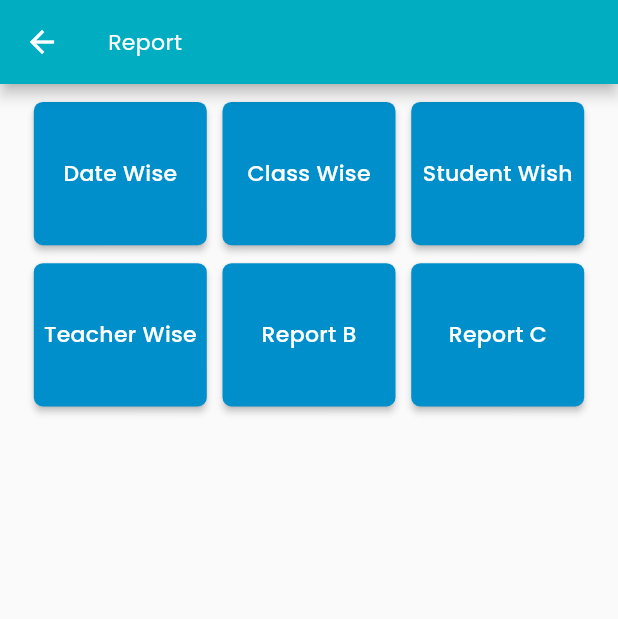
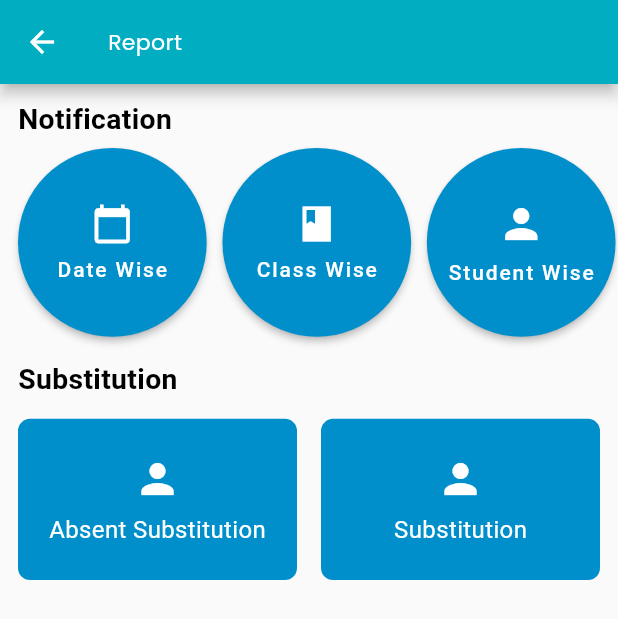
Before and after one commit to golamambia/dec_admin, a Flutter app: the Report screen opened directly, on a phone screen of 412 x 824 dp. Shown: the top 619 px of the screen. Run offline on Flutter 3.47's test engine with Material 3 defaults, Android fonts, the light colour scheme and no system bars; our stand-ins replace awesome_dialog, cached_network_image, cloud_firestore, custom_refresh_indicator, dio, dropdown_button2 and 25 more; missing offline and left inert: bottom_bar_matu, dart:ffi, restart_app; accounts and stored records are empty.

Commit message:
date wise report

```diff
--- a/lib/report/controller/report_controller.dart
+++ b/lib/report/controller/report_controller.dart
@@ -16,6 +16,7 @@ var attendanceClr = Get.find<AttendanceController>();
 
  var fromDate = TextEditingController();
   var toDate = TextEditingController();
+   var type = TextEditingController();
   var selectedClassId = "".obs;
 
    void setClassId(String? clsId) {
@@ -27,7 +28,7 @@ var attendanceClr = Get.find<AttendanceController>();
   }
 
 
- void onClickDownload(String? type) async {
+ void onClickDownload(String? typeval) async {
   if (type == 'class_report' && clsController.classIds.isEmpty) {
   Ams.ft("Please select class");
   return;
@@ -52,6 +53,7 @@ if (toDate.text.isEmpty) {
 final result = await ReportService().postDownloadReport(
   fromDate: fromDate.text,
   toDate: toDate.text,
+  type:typeval,
 );
 
 if (result) {
@@ -59,11 +61,11 @@ if (result) {
 } else {
 
 }
-  // print("📅 From Date: ${fromDate.text}");
-  // print("📅 To Date: ${toDate.text}");
-  //  print("📘 Class ID: ${selectedClassId.value}");
-  //  print("📘 clsController Class ID: ${clsController.classIds.value}");
-  //  print("📘 employeeController Class ID: ${employeeController.empIds.value}");
+  print("📅 From Date: ${fromDate.text}");
+  print("📅 To Date: ${toDate.text}");
+   //print("📘 Class ID: ${selectedClassId.value}");
+  // print("📘 clsController Class ID: ${clsController.classIds.value}");
+   //print("📘 employeeController Class ID: ${employeeController.empIds.value}");
 
 
 }
--- a/lib/report/service/report_service.dart
+++ b/lib/report/service/report_service.dart
@@ -8,15 +8,17 @@ import 'package:decora_admin/util/end_points.dart';
 import 'package:dio/dio.dart';
 import 'package:flutter_easyloading/flutter_easyloading.dart';
 import 'package:get/get.dart';
+import 'package:path_provider/path_provider.dart';
+import 'package:intl/intl.dart';
 
 import '../../util/Ams.dart';
 
 
 class ReportService extends GetxService {
 
-Future<bool> postDownloadReport({
+Future<bool> postDownloadReport3({
   required String fromDate,
-  required String toDate,
+  required String toDate, String? type,
 }) async {
   EasyLoading.show(status: "Downloading...");
 
@@ -53,37 +55,58 @@ Future<bool> postDownloadReport({
 }
 
 
- Future<bool> postDownloadReport2(
+ Future<bool> postDownloadReport(
       {required String fromDate,
-      required String toDate
+      required String toDate,
+     String? type,
 
 }) async {
     EasyLoading.show();
-
+String formattedFromDate =
+      DateFormat("yyyy-MM-dd").format(DateFormat("dd-MM-yyyy").parse(fromDate));
+  String formattedToDate =
+      DateFormat("yyyy-MM-dd").format(DateFormat("dd-MM-yyyy").parse(toDate));
     var data= {
       "school_code": CommonService.schoolCode,
       "SessionID": CommonService.currentSessionId,
       "BranchID": CommonService.branchId,
-      "EmpID": CommonService.employeeId,
 
-      "OnlineClassID": "0",
+"SP": "Notification",
+"type": type,
+
+"CreatedBy": "",
+"Class": "",
+"From_date": formattedFromDate,
+    "To_date": formattedToDate,
+"UserID": "",
+"ExamId": "",
+"Date": "",
+"SubjectID": "",
+"MobileNo": "",
+"ClassID": "",
+"InstallmentID": "",
+"CurDate": ""
 
     };
     try {
       final response = await Dio().post(
-        EndPoints.OnlineClassUpdate,
+        EndPoints.ReportDownloadInfo,
         options: Options(
           headers: {HttpHeaders.authorizationHeader: EndPoints.auth},
         ),
         data:data,
       );
 
-      Get.log("update OnlineCls : $response");
-      Get.log("update OnlineCls : ${data.toString()}");
+  print("Decoded Data: $response");
+
+      Get.log("ReportDownloadInfo : $response");
+      Get.log("ReportDownloadInfo : ${data.toString()}");
       EasyLoading.dismiss();
 
       if (response.data["status"]) {
-        Ams.ft("Saved Online Class successfully");
+        String fileUrl = "https://newappapi.decorainfotech.in${response.data["message"]}";
+  await downloadReport(fileUrl);
+        Ams.ft("Report downloaded successfully");
         return true;
       } else {
         Ams.ft("${response.data["message"]}");
@@ -98,6 +121,29 @@ Future<bool> postDownloadReport({
     return false;
   }
 
+Future<void> downloadReport(String fileUrl) async {
+  try {
+    var dio = Dio();
 
+    // Get app's document directory
+    Directory appDocDir = await getApplicationDocumentsDirectory();
+    String savePath = "${appDocDir.path}/report.xlsx";
+
+    // Start download
+    await dio.download(
+      fileUrl,
+      savePath,
+      onReceiveProgress: (received, total) {
+        if (total != -1) {
+          print("Download Progress: ${(received / total * 100).toStringAsFixed(0)}%");
+        }
+      },
+    );
+
+    print("File saved at: $savePath");
+  } catch (e) {
+    print("Download error: $e");
+  }
+}
 
 }
--- a/lib/report/view/report.dart
+++ b/lib/report/view/report.dart
@@ -44,55 +44,12 @@ class Report extends GetView<AttendanceController> {
       body: SingleChildScrollView(
         child: Column(
           children: [
-            // Padding(
-            //   padding: const EdgeInsets.all(8.0),
-            //   child: Row(
-            //     mainAxisAlignment: MainAxisAlignment.spaceBetween,
-            //     children: [
-            //       SizedBox(
-            //           width: MediaQuery.of(context).size.width / 2 - 20,
-            //           child: SingleSelectCls(
-            //               clsId: controller.clsId,
-            //               label: "Select Class",
-            //               clsCallBack: controller.clsCallback)),
-            //       SizedBox(
-            //           width: MediaQuery.of(context).size.width / 2 - 20,
-            //           child: BuildDateTextFormField(
-            //               controller: controller.currentDate,
-            //               label: "Select Date",
-            //               callBack: controller.dateCallBack)),
-            //     ],
-            //   ),
-            // ),
 
-            // Padding(
-            //   padding:
-            //       const EdgeInsets.only(top: 10.0, right: 10.0, left: 10.0),
-            //   child: Container(
-            //     width: double.infinity,
-            //     decoration: BoxDecoration(color: ColorManager.primary),
-            //     child: Text(
-            //       "Student Report",
-            //       textAlign: TextAlign.center,
-            //       style: getMFStyle(
-            //           color: ColorManager.white, fontSize: FontSize.s18),
-            //     ),
-            //   ),
-            // ),
-            //TODO:Make this dynamic
-            // _buildAttendanceCard(
-            //     name: "Raju Shaw",
-            //     fatherName: "S K Narayan Shaw",
-            //     typeId: 1.obs),
 
             StreamBuilder(
               stream: controller.attendanceModel.stream,
               builder: (context, snapshot) {
-                // if (snapshot.data == null ||
-                //     snapshot.data!.records == null ||
-                //     snapshot.data!.records!.isEmpty) {
-                //   return SizedBox(height:100.h,child: Center(child: Text("Please select class and Date")));
-                // }
+
                 return ListView.builder(
                   itemCount: snapshot.data?.records?.length ?? 0,
                   shrinkWrap: true,
@@ -114,24 +71,54 @@ class Report extends GetView<AttendanceController> {
             SizedBox(
               height: 10.h,
             ),
-            Row(
+           Align(
+  alignment: Alignment.centerLeft,
+              child: Column(
+                crossAxisAlignment: CrossAxisAlignment.start,
+                children: [
+
+                  Padding(
+                    padding:  const EdgeInsets.only(left: 12.0),
+                    child: Text(
+                      "Notification",
+                      style: TextStyle(
+                        fontSize: 18.sp,
+                        fontWeight: FontWeight.bold,
+                        color: Colors.black,
+
+                      ),
+                    ),
+                  ),
+                ],
+              ),
+            ),
+            SingleChildScrollView(
+              scrollDirection: Axis.horizontal,
+              child: Padding(
+                padding: const EdgeInsets.symmetric(horizontal: 12),
+                child: Row(
                   mainAxisAlignment: MainAxisAlignment.center,
                   children: [
 
                     ElevatedButton(
                       onPressed: () {
-                     Get.to(() => ReportDownload(title: "Notification Date Wise Report"));
+                         Get.to(() => ReportDownload(title: "Notification Date Wise Report",type:'DateWise'));
                       },
                       style: ElevatedButton.styleFrom(
                           padding: const EdgeInsets.all(4.0),
                           backgroundColor: ColorManager.blue,
-                      minimumSize: Size(110.w, 80.h),
-                      shape: RoundedRectangleBorder(
-                          borderRadius: BorderRadius.circular(6))),
-                  child: Text(
+                          minimumSize: Size(120.w, 120.h),
+                          shape:  const CircleBorder()),
+                       child: Column(
+              mainAxisAlignment: MainAxisAlignment.center,
+              children: const [
+                Icon(Icons.calendar_today, color: Colors.white, size: 28),
+                SizedBox(height: 8),
+                Text(
                   "Date Wise",
-                    style: getMFStyle(
-                        color: ColorManager.white, fontSize: FontSize.s14),
+                  style: TextStyle(color: Colors.white, fontSize: 14),
+                ),
+              ],
             ),
                     ),
                     SizedBox(
@@ -144,13 +131,18 @@ class Report extends GetView<AttendanceController> {
                       style: ElevatedButton.styleFrom(
                           padding: const EdgeInsets.all(4.0),
                           backgroundColor: ColorManager.blue,
-                      minimumSize: Size(110.w, 80.h),
-                      shape: RoundedRectangleBorder(
-                          borderRadius: BorderRadius.circular(6))),
-                  child: Text(
+                          minimumSize: Size(120.w, 120.h),
+                          shape:  const CircleBorder()),
+                       child: Column(
+              mainAxisAlignment: MainAxisAlignment.center,
+              children: const [
+                Icon(Icons.class_sharp, color: Colors.white, size: 28),
+                SizedBox(height: 8),
+                Text(
                   "Class Wise",
-                    style: getMFStyle(
-                        color: ColorManager.white, fontSize: FontSize.s14),
+                  style: TextStyle(color: Colors.white, fontSize: 14),
+                ),
+              ],
             ),
                     ),
                     SizedBox(
@@ -166,27 +158,23 @@ class Report extends GetView<AttendanceController> {
                       style: ElevatedButton.styleFrom(
                           padding: const EdgeInsets.all(4.0),
                           backgroundColor: ColorManager.blue,
-                      minimumSize: Size(110.w, 80.h),
-                      shape: RoundedRectangleBorder(
-                          borderRadius: BorderRadius.circular(6))),
-                  child: Text(
-                    "Student Wish",
-                    style: getMFStyle(
-                        color: ColorManager.white, fontSize: FontSize.s14),
+                         minimumSize: Size(120.w, 120.h),
+                          shape:  const CircleBorder()),
+                       child: Column(
+              mainAxisAlignment: MainAxisAlignment.center,
+              children: const [
+                Icon(Icons.person, color: Colors.white, size: 32),
+                SizedBox(height: 8),
+                Text(
+                  "Student Wise",
+                  style: TextStyle(color: Colors.white, fontSize: 14),
+                ),
+              ],
             ),
                     ),
-
-
-
-
-              ],
+                SizedBox(
+                      width: 10.w,
                     ),
-            SizedBox(
-              height: 10.h,
-            ),
-Row(
-              mainAxisAlignment: MainAxisAlignment.center,
-              children: [
 
                       ElevatedButton(
                       onPressed: () {
@@ -195,60 +183,115 @@ Row(
                       style: ElevatedButton.styleFrom(
                           padding: const EdgeInsets.all(4.0),
                           backgroundColor: ColorManager.blue,
-                      minimumSize: Size(110.w, 80.h),
-                      shape: RoundedRectangleBorder(
-                          borderRadius: BorderRadius.circular(6))),
-                  child: Text(
+                          minimumSize: Size(120.w, 120.h),
+                          shape:  const CircleBorder()),
+                      child: Column(
+              mainAxisAlignment: MainAxisAlignment.center,
+              children: const [
+                Icon(Icons.person, color: Colors.white, size: 32),
+                SizedBox(height: 8),
+                Text(
                   "Teacher Wise",
-                    style: getMFStyle(
-                        color: ColorManager.white, fontSize: FontSize.s14),
+                  style: TextStyle(color: Colors.white, fontSize: 14),
                 ),
-                ),
-                SizedBox(
-                  width: 10.w,
-                ),
-                 ElevatedButton(
-                  onPressed: () {
-                    Get.back();
-                  },
-                  style: ElevatedButton.styleFrom(
-                      padding: const EdgeInsets.all(4.0),
-                      backgroundColor: ColorManager.blue,
-                      minimumSize: Size(110.w, 80.h),
-                      shape: RoundedRectangleBorder(
-                          borderRadius: BorderRadius.circular(6))),
-                  child: Text(
-                    "Report B",
-                    style: getMFStyle(
-                        color: ColorManager.white, fontSize: FontSize.s14),
-                  ),
-                ),
-                SizedBox(
-                  width: 10.w,
-                ),
-
-                ElevatedButton(
-                  onPressed: () {
-                    controller.isSMS=1;
-                    controller.onSave();
-                  },
-                  style: ElevatedButton.styleFrom(
-                      padding: const EdgeInsets.all(4.0),
-                      backgroundColor: ColorManager.blue,
-                      minimumSize: Size(110.w, 80.h),
-                      shape: RoundedRectangleBorder(
-                          borderRadius: BorderRadius.circular(6))),
-                  child: Text(
-                    "Report C",
-                    style: getMFStyle(
-                        color: ColorManager.white, fontSize: FontSize.s14),
+              ],
             ),
                     ),
 
+                  ],
+                ),
+              ),
+            ),
+
+             Align(
+  alignment: Alignment.centerLeft,
+              child: Column(
+                crossAxisAlignment: CrossAxisAlignment.start,
+                children: [
+
+                  Padding(
+                    padding:  const EdgeInsets.only(left: 12.0,bottom: 4.0,top:8.0),
+                    child: Text(
+                      "Substitution",
+                      style: TextStyle(
+                        fontSize: 18.sp,
+                        fontWeight: FontWeight.bold,
+                        color: Colors.black,
+
+                      ),
+                    ),
+                  ),
+                ],
+              ),
+            ),
+Padding(
+  padding: const EdgeInsets.all(12.0),
+  child: Row(
+    mainAxisAlignment: MainAxisAlignment.center,
+
+    children: [
+      // First Box
+      Expanded(
+        flex: 1, // each takes 50%
+        child: GestureDetector(
+          onTap: () {
+            Get.to(() => ReportDownload(title: "Absent Substitution"));
+          },
+          child: Container(
+            height: 90.h,
+            margin: const EdgeInsets.only(right: 8), // spacing between boxes
+            decoration: BoxDecoration(
+              color: ColorManager.blue,
+              borderRadius: BorderRadius.circular(8),
+            ),
+            child: Column(
+              mainAxisAlignment: MainAxisAlignment.center,
+              children: const [
+                Icon(Icons.person, color: Colors.white, size: 32),
+                SizedBox(height: 8),
+                Text(
+                  "Absent Substitution",
+                  style: TextStyle(color: Colors.white, fontSize: 16),
+                ),
+              ],
+            ),
+          ),
+        ),
+      ),
+
+      // Second Box
+      Expanded(
+        flex: 1, // also 50%
+        child: GestureDetector(
+          onTap: () {
+            Get.to(() => ReportDownload(title: "Substitution"));
+          },
+          child: Container(
+            height: 90.h,
+            margin: const EdgeInsets.only(left: 8),
+            decoration: BoxDecoration(
+              color: ColorManager.blue,
+              borderRadius: BorderRadius.circular(8),
+            ),
+            child: Column(
+              mainAxisAlignment: MainAxisAlignment.center,
+              children: const [
+                Icon(Icons.person, color: Colors.white, size: 32),
+                SizedBox(height: 8),
+                Text(
+                  "Substitution",
+                  style: TextStyle(color: Colors.white, fontSize: 16),
+                ),
+              ],
+            ),
+          ),
+        ),
+      ),
+    ],
+  ),
+)
 
 
-              ],
-            )
           ],
         ),
       ),
--- a/lib/report/view/reportDownload.dart
+++ b/lib/report/view/reportDownload.dart
@@ -93,7 +93,7 @@ class ReportDownload extends StatelessWidget {
 
             // Download button
             Padding(
-              padding: const EdgeInsets.only(top: 10.0, right: 10.0, left: 10.0,bottom: 40),
+              padding: const EdgeInsets.only(top: 110.0, right: 10.0, left: 10.0,bottom: 40),
               child: InkWell(
                 onTap: () {
                   // Call your download function here
--- a/lib/util/end_points.dart
+++ b/lib/util/end_points.dart
@@ -70,7 +70,7 @@ class EndPoints {
 
   static const String ChatEmpList = "$baseUrl/get_Parent_Emp_List";
   static const String EditChat= "$baseUrl/Edit_Chat";
-
+  static const String ReportDownloadInfo= "$baseUrl/Reports";
 
 
 
--- a/pubspec.yaml
+++ b/pubspec.yaml
@@ -52,6 +52,7 @@ dependencies:
   glass: ^2.0.0+1
   json_annotation: ^4.9.0
   file_picker: ^8.0.6
+  path_provider: ^2.0.15
   #skeletonizer: ^1.4.1+1
   multi_select_flutter: ^4.1.3
   popover: ^0.3.0+1
@@ -83,6 +84,7 @@ dependencies:
   flutter_heatmap_calendar: ^1.0.5
   geolocator: ^13.0.1
   custom_refresh_indicator: ^4.0.1
+
 
 
 dev_dependencies:
```
Also changed, not shown: pubspec.lock. Lines whose indentation alone changed are shown as unchanged.
